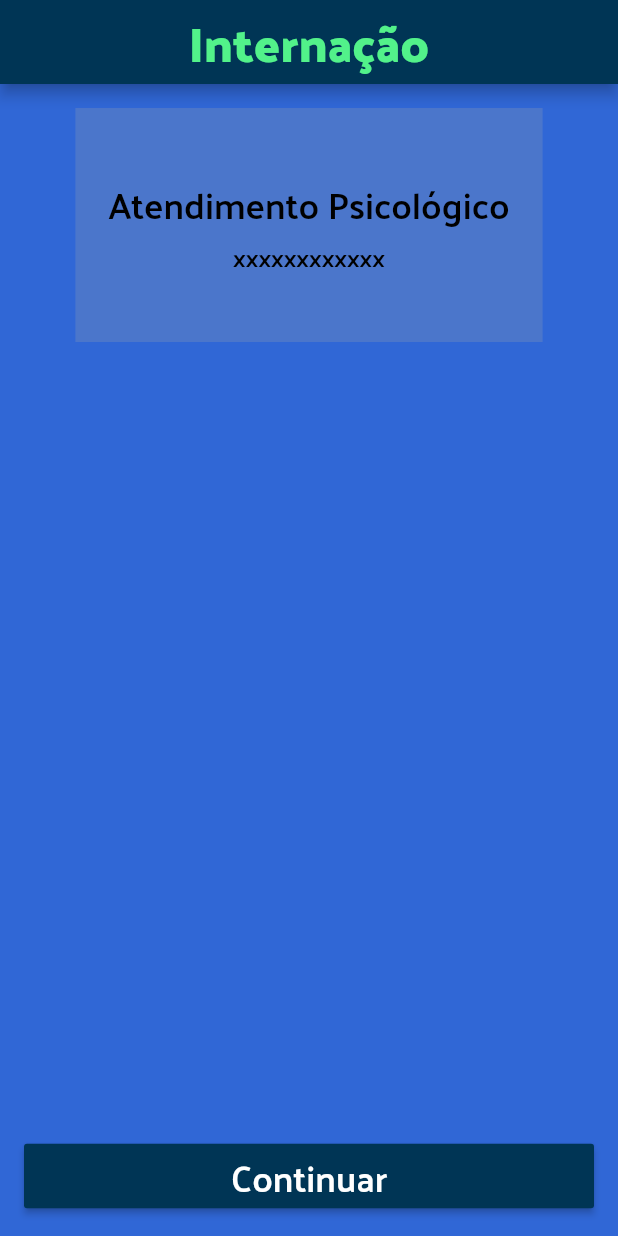
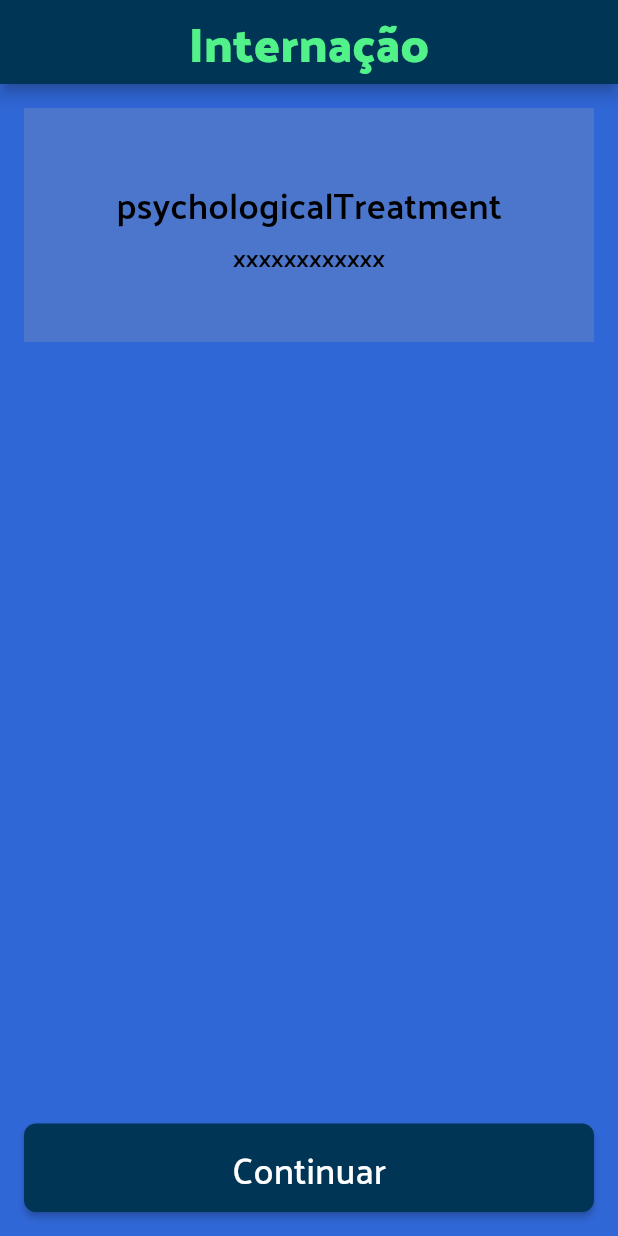
Before and after one commit to FF-League/compod_app, a Flutter app: the screen it shows after launch, on a phone screen of 412 x 824 dp. Run offline on Flutter 3.47's test engine with Material 2 defaults, Android fonts, the light colour scheme and no system bars; our stand-ins replace get, hexcolor.

Commit message:
created localizated strings, custom Button, custom AppBar

```diff
--- a/lib/commons/app_colors.dart
+++ b/lib/commons/app_colors.dart
@@ -11,7 +11,8 @@ class AppColors {
   // static final Color green            = Colors.white;
 
   static final theme = ThemeData(
-    backgroundColor: backgroundBlue
+    backgroundColor: backgroundBlue,
+    accentColor: AppColors.green
   );
 
 }
--- /dev/null
+++ b/lib/commons/strings.dart
@@ -0,0 +1,27 @@
+import 'package:compod_app/forms/forms_strings.dart';
+import 'package:flutter/foundation.dart';
+import 'package:get/get.dart';
+
+class Strings extends Translations {
+  Map<String, String> get getMaps => {
+        ...commonMaps,
+        ...FormsTranslations.keys,
+      };
+
+  static Map<String, String> get commonMaps => {
+        StringsEnum.COMPOD.name: "COMPOD",
+        StringsEnum.continueButton.name: "Continuar",
+      };
+
+  @override
+  Map<String, Map<String, String>> get keys => {'pt_BR': getMaps};
+}
+
+enum StringsEnum {
+  COMPOD,
+  continueButton,
+}
+
+extension StringsEnumExt on StringsEnum {
+  String get name => describeEnum(this);
+}
--- /dev/null
+++ b/lib/commons/widgets/app_app_bar.dart
@@ -0,0 +1,21 @@
+import 'package:compod_app/commons/app_colors.dart';
+import 'package:compod_app/commons/app_fonts.dart';
+import 'package:flutter/material.dart';
+
+class AppAppBar extends AppBar {
+  AppAppBar({String text, Key key})
+      : super(
+          key: key,
+          centerTitle: true,
+          backgroundColor: AppColors.buttonBlue1,
+          title: Text(
+            text,
+            style: TextStyle(
+              fontFamily: AppFonts.PalanquinDark,
+              color: AppColors.green,
+              fontSize: 32,
+              fontWeight: FontWeight.w600,
+            ),
+          ),
+        );
+}
--- /dev/null
+++ b/lib/commons/widgets/app_raised_button.dart
@@ -0,0 +1,36 @@
+import 'package:compod_app/commons/app_colors.dart';
+import 'package:compod_app/commons/app_fonts.dart';
+import 'package:flutter/material.dart';
+
+class AppRaisedButton extends StatelessWidget {
+  const AppRaisedButton({this.buttonText, @required this.action, Key key}) : super(key: key);
+
+  final String buttonText;
+  final void Function() action;
+
+  @override
+  Widget build(BuildContext context) {
+    return Padding(
+      padding: const EdgeInsets.all(16),
+      child: MaterialButton(
+        shape: RoundedRectangleBorder(borderRadius: BorderRadius.circular(8.0)),
+        onPressed: action,
+        color: AppColors.buttonBlue1,
+        child: Center(
+          child: Padding(
+            padding: const EdgeInsets.all(8.0),
+            child: Text(
+              this.buttonText,
+              style: TextStyle(
+                fontFamily: AppFonts.Palanquin,
+                color: Colors.white,
+                fontSize: 24,
+                fontWeight: FontWeight.w500,
+              ),
+            ),
+          ),
+        ),
+      ),
+    );
+  }
+}
--- /dev/null
+++ b/lib/forms/forms_strings.dart
@@ -0,0 +1,27 @@
+import 'package:flutter/foundation.dart';
+
+class FormsTranslations {
+  static Map<String, String> get keys => {
+        FormsStringsEnum.psychologicalTreatment.name: 'Atendimento Psicológico',
+        FormsStringsEnum.hospitalization.name: 'Internação',
+        FormsStringsEnum.psychologicalTreatmentLineBreak.name: 'Atendimento\nPsicológico',
+        FormsStringsEnum.socialAssistanceLineBreak.name: 'Assistência\nSocial',
+        FormsStringsEnum.juridical.name: 'Jurídico',
+        FormsStringsEnum.voluntaryHospitalization.name: 'Internação\nVoluntária',
+        FormsStringsEnum.formsSelectViewHeader.name: 'Selecione o tipo\nde internação'
+      };
+}
+
+enum FormsStringsEnum {
+  psychologicalTreatment,
+  psychologicalTreatmentLineBreak,
+  hospitalization,
+  voluntaryHospitalization,
+  socialAssistanceLineBreak,
+  juridical,
+  formsSelectViewHeader
+}
+
+extension FormsStringsEnumExt on FormsStringsEnum {
+  String get name => describeEnum(this);
+}
--- a/lib/forms/forms_view.dart
+++ b/lib/forms/views/forms_select_view.dart
@@ -1,16 +1,19 @@
 import 'package:compod_app/commons/app_colors.dart';
 import 'package:compod_app/commons/app_fonts.dart';
 import 'package:compod_app/commons/app_images.dart';
+import 'package:compod_app/commons/widgets/app_app_bar.dart';
 import 'package:compod_app/forms/components/forms_tile.dart';
+import 'package:compod_app/forms/forms_strings.dart';
 import 'package:flutter/material.dart';
+import 'package:get/get.dart';
 
-class FormsView extends StatelessWidget {
+class FormsSelectView extends StatelessWidget {
   @override
   Widget build(BuildContext context) {
     final header = Padding(
       padding: EdgeInsets.all(16),
       child: Text(
-        'Selecione o tipo\nde internação',
+        FormsStringsEnum.formsSelectViewHeader.name.tr,
         textAlign: TextAlign.center,
         style: TextStyle(
             height: 1,
@@ -18,27 +21,21 @@ class FormsView extends StatelessWidget {
             fontSize: 24,
             color: Colors.white,
             fontFamily: AppFonts.PalanquinDark,
-            fontWeight: FontWeight.w400),
+            fontWeight: FontWeight.w400,
+        ),
       ),
     );
     return Scaffold(
-      appBar: AppBar(
-        backgroundColor: AppColors.buttonBlue1,
-        centerTitle: true,
-        title: const Text(
-          'Internação',
-          style: TextStyle(fontFamily: AppFonts.Palanquin),
-        ),
-      ),
+      appBar: AppAppBar(text: FormsStringsEnum.hospitalization.name.tr),
       body: Container(
         color: AppColors.backgroundBlue,
         child: ListView(
           children: [
             header,
-            FormsTile(AppImages.Psycho, 'Atendimento\nPsicológico'),
-            FormsTile(AppImages.Hospital, 'Assistência\nSocial'),
-            FormsTile(AppImages.Judge, 'Jurídico'),
-            FormsTile(AppImages.Volunteer, 'Internação\nVoluntária')
+            FormsTile(AppImages.Psycho, FormsStringsEnum.psychologicalTreatmentLineBreak.name.tr),
+            FormsTile(AppImages.Hospital, FormsStringsEnum.socialAssistanceLineBreak.name.tr),
+            FormsTile(AppImages.Judge, FormsStringsEnum.juridical.name.tr),
+            FormsTile(AppImages.Volunteer, FormsStringsEnum.voluntaryHospitalization.name.tr)
           ],
         ),
       ),
--- a/lib/forms/internation_description_view.dart
+++ b/lib/forms/views/internation_description_view.dart
@@ -1,27 +1,19 @@
 import 'package:compod_app/commons/app_colors.dart';
 import 'package:compod_app/commons/app_fonts.dart';
+import 'package:compod_app/commons/strings.dart';
+import 'package:compod_app/commons/widgets/app_app_bar.dart';
+import 'package:compod_app/commons/widgets/app_raised_button.dart';
+import 'package:compod_app/forms/forms_strings.dart';
 import 'package:flutter/material.dart';
+import 'package:get/get.dart';
 
 class InternationDescriptionView extends StatelessWidget {
   InternationDescriptionView({Key key}) : super(key: key);
 
-  var title = "Atendimento Psicológico";
-  var content = "xxxxxxxxxxxx";
-  var appBar = AppBar(
-    centerTitle: true,
-    backgroundColor: AppColors.buttonBlue1,
-    title: Text(
-      "Internação",
-      style: TextStyle(
-        fontFamily: AppFonts.PalanquinDark,
-        color: AppColors.green,
-        fontSize: 32,
-        fontWeight: FontWeight.w600,
-      ),
-    ),
-  );
+  final title = FormsStringsEnum.psychologicalTreatment.name.tr;
+  final content = "xxxxxxxxxxxx";
 
-  void continueAction() {}
+  void _continueAction() {}
 
   @override
   Widget build(BuildContext context) {
@@ -45,31 +37,14 @@ class InternationDescriptionView extends StatelessWidget {
       ),
     );
 
-    var buttonText = Text(
-      "Continuar",
-      style: TextStyle(
-        fontFamily: AppFonts.Palanquin,
-        color: Colors.white,
-        fontSize: 24,
-        fontWeight: FontWeight.w600,
-      ),
-    );
-
-    var buttonWidget = Padding(
-            padding: const EdgeInsets.all(16),
-            child: MaterialButton(
-                color: AppColors.buttonBlue1,
-                child: Center(child: buttonText),
-                onPressed: continueAction
-            ),
-          );
     return Scaffold(
-      appBar: appBar,
+      appBar: AppAppBar(text: FormsStringsEnum.hospitalization.name.tr),
       backgroundColor: AppColors.backgroundBlue,
       body: Column(
         mainAxisAlignment: MainAxisAlignment.spaceBetween,
         children: [
           Container(
+            width: double.infinity,
             padding: EdgeInsets.symmetric(horizontal: 22, vertical: 42),
             margin: EdgeInsets.all(16),
             color: AppColors.backgroundBlue2,
@@ -80,7 +55,10 @@ class InternationDescriptionView extends StatelessWidget {
               ],
             ),
           ),
-          buttonWidget,
+          AppRaisedButton(
+            action: _continueAction,
+            buttonText: StringsEnum.continueButton.name.tr,
+          ),
         ],
       ),
     );
--- a/lib/main.dart
+++ b/lib/main.dart
@@ -1,5 +1,7 @@
-import 'package:compod_app/forms/forms_view.dart';
-import 'package:compod_app/forms/internation_description_view.dart';
+import 'package:compod_app/commons/app_colors.dart';
+import 'package:compod_app/commons/strings.dart';
+import 'package:compod_app/forms/views/forms_select_view.dart';
+import 'package:compod_app/forms/views/internation_description_view.dart';
 import 'package:compod_app/home/view/home_view.dart';
 import 'package:flutter/material.dart';
 import 'package:get/get.dart';
@@ -12,10 +14,10 @@ class MyApp extends StatelessWidget {
   @override
   Widget build(BuildContext context) {
     return GetMaterialApp(
-      title: 'Flutter Demo',
-      theme: ThemeData(
-        primarySwatch: Colors.blue,
-      ),
+      translations: Strings(),
+      locale: Locale('pt', 'BR'),
+      title: StringsEnum.COMPOD.name.tr,
+      theme: AppColors.theme,
       home: InternationDescriptionView(),
     );
   }
```
Also changed, not shown: lib/forms/views/confirmation_view.dart (renamed from lib/forms/confirmation_view.dart).
